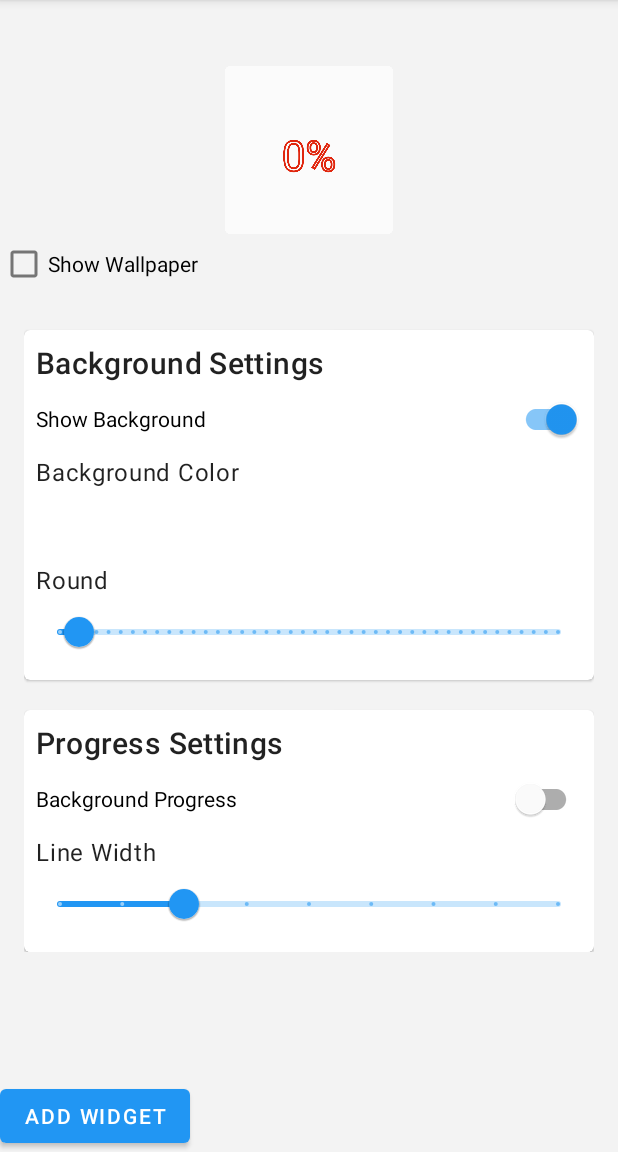
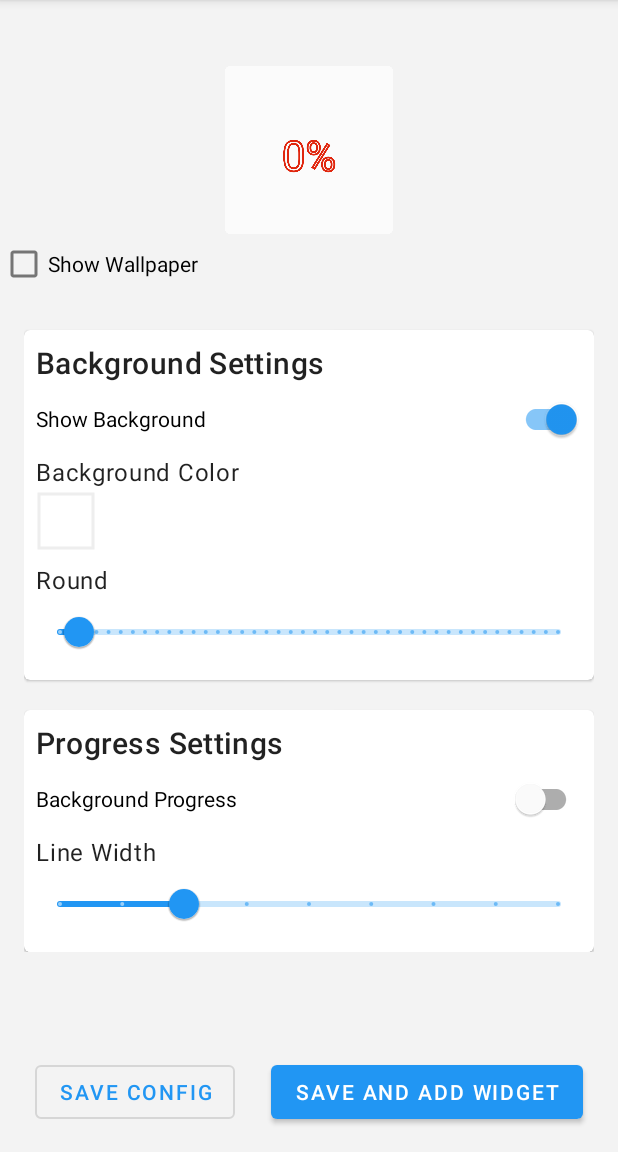
Before and after one commit to xckevin/AndroidBatteryWidget, an Android app: the screen it shows after launch (MainActivity), on a phone screen of 412 x 824 dp, the part 84-1236 px from its top. Run offline under Robolectric (Android 15) with nearby library versions, the phone set to English and light mode, and no system bars; libraries missing offline, so code that uses them is left out: com.alibaba.fastjson, com.flask.colorpicker; 5 statements that could not run were skipped.

Commit message:
save config

```diff
--- a/app/src/main/java/com/github/xckevin927/android/battery/widget/activity/MainActivity.java
+++ b/app/src/main/java/com/github/xckevin927/android/battery/widget/activity/MainActivity.java
@@ -1,15 +1,6 @@
 package com.github.xckevin927.android.battery.widget.activity;
 
-import androidx.activity.result.ActivityResultCallback;
-import androidx.activity.result.ActivityResultLauncher;
-import androidx.activity.result.contract.ActivityResultContracts;
-import androidx.annotation.NonNull;
-import androidx.appcompat.app.AppCompatActivity;
-import androidx.constraintlayout.widget.ConstraintLayout;
-import androidx.core.app.ActivityCompat;
-
 import android.Manifest;
-import android.annotation.SuppressLint;
 import android.app.PendingIntent;
 import android.app.WallpaperManager;
 import android.appwidget.AppWidgetManager;
@@ -18,16 +9,19 @@ import android.content.DialogInterface;
 import android.content.Intent;
 import android.content.pm.PackageManager;
 import android.graphics.Bitmap;
+import android.graphics.drawable.ColorDrawable;
 import android.graphics.drawable.Drawable;
 import android.net.Uri;
 import android.os.Build;
 import android.os.Bundle;
 import android.provider.Settings;
-import android.util.Size;
 import android.view.View;
-import android.view.ViewGroup;
-import android.widget.CompoundButton;
 import android.widget.ImageView;
+
+import androidx.activity.result.ActivityResultLauncher;
+import androidx.activity.result.contract.ActivityResultContracts;
+import androidx.appcompat.app.AppCompatActivity;
+import androidx.core.app.ActivityCompat;
 
 import com.flask.colorpicker.ColorPickerView;
 import com.flask.colorpicker.OnColorSelectedListener;
@@ -40,6 +34,7 @@ import com.github.xckevin927.android.battery.widget.service.WidgetUpdateService;
 import com.github.xckevin927.android.battery.widget.utils.BatteryUtil;
 import com.github.xckevin927.android.battery.widget.utils.BatteryWidgetPrefHelper;
 import com.github.xckevin927.android.battery.widget.utils.Utils;
+import com.google.android.material.button.MaterialButton;
 import com.google.android.material.checkbox.MaterialCheckBox;
 import com.google.android.material.slider.RangeSlider;
 import com.google.android.material.switchmaterial.SwitchMaterial;
@@ -60,12 +55,9 @@ public class MainActivity extends AppCompatActivity {
 
         widgetPref = BatteryWidgetPrefHelper.getBatteryWidgetPref(this);
 
-        wallpaperPermissionLauncher = registerForActivityResult(new ActivityResultContracts.RequestPermission(), new ActivityResultCallback<Boolean>() {
-            @Override
-            public void onActivityResult(Boolean result) {
-                if (result != null && result) {
-                    renderWallpaper();
-                }
+        wallpaperPermissionLauncher = registerForActivityResult(new ActivityResultContracts.RequestPermission(), result -> {
+            if (result != null && result) {
+                renderWallpaper();
             }
         });
 
@@ -84,6 +76,7 @@ public class MainActivity extends AppCompatActivity {
         setUpBatteryContent();
 
         MaterialCheckBox wallpaperCheckBox = findViewById(R.id.id_show_wallpaper_check_activity_main);
+        wallpaperCheckBox.setChecked(widgetPref.isShowWallpaper());
         wallpaperCheckBox.setOnCheckedChangeListener((buttonView, isChecked) -> {
             widgetPref.setShowWallpaper(isChecked);
             if (isChecked) {
@@ -92,45 +85,50 @@ public class MainActivity extends AppCompatActivity {
                 removeWallpaper();
             }
         });
-        wallpaperCheckBox.setChecked(widgetPref.isShowWallpaper());
 
         // background settings
         SwitchMaterial bgSwitch = findViewById(R.id.id_show_bg_switch__activity_main);
+        bgSwitch.setChecked(widgetPref.isShowBackground());
         bgSwitch.setOnCheckedChangeListener((buttonView, isChecked) -> {
             widgetPref.setShowBackground(isChecked);
             renderBatteryWidget();
         });
-        bgSwitch.setChecked(widgetPref.isShowBackground());
 
         bgColorIndicatorView = findViewById(R.id.id_bg_color_indicator_activity_main);
+        bgColorIndicatorView.setImageDrawable(new ColorDrawable(widgetPref.getBackgroundColor()));
         bgColorIndicatorView.setOnClickListener(v -> chooseColor());
-        bgColorIndicatorView.setBackgroundColor(widgetPref.getBackgroundColor());
 
         RangeSlider roundSlider = findViewById(R.id.id_round_slide__activity_main);
+        roundSlider.setValues((float)widgetPref.getRound());
         roundSlider.addOnChangeListener((slider, value, fromUser) -> {
             widgetPref.setRound((int) value);
             renderBatteryWidget();
         });
-        roundSlider.setValues((float)widgetPref.getRound());
 
         // progress settings
         SwitchMaterial bgProgressSwitch = findViewById(R.id.id_show_bg_progress_switch__activity_main);
+        bgProgressSwitch.setChecked(widgetPref.isShowBackgroundProgress());
         bgProgressSwitch.setOnCheckedChangeListener((buttonView, isChecked) -> {
             widgetPref.setShowBackgroundProgress(isChecked);
             renderBatteryWidget();
         });
-        bgProgressSwitch.setChecked(widgetPref.isShowBackgroundProgress());
 
         RangeSlider lineSlider = findViewById(R.id.id_stroke_slide_activity_main);
+        lineSlider.setValues((float) widgetPref.getLineWidth());
         lineSlider.addOnChangeListener((slider, value, fromUser) -> {
             widgetPref.setLineWidth((int) value);
             renderBatteryWidget();
         });
-        lineSlider.setValues((float) widgetPref.getLineWidth());
 
+        MaterialButton saveBtn = findViewById(R.id.save_pref);
+        saveBtn.setOnClickListener(v -> BatteryWidgetPrefHelper.saveBatteryWidgetPref(this, widgetPref));
 
-        findViewById(R.id.add_widget).setOnClickListener(v -> requestToPinWidget());
-
+        MaterialButton addBtn = findViewById(R.id.add_widget);
+        addBtn.setVisibility(Build.VERSION.SDK_INT >= Build.VERSION_CODES.O ? View.VISIBLE : View.INVISIBLE);
+        addBtn.setOnClickListener(v -> {
+            BatteryWidgetPrefHelper.saveBatteryWidgetPref(MainActivity.this, widgetPref);
+            requestToPinWidget();
+        });
     }
 
     private void setUpBatteryContent() {
@@ -214,8 +212,8 @@ public class MainActivity extends AppCompatActivity {
                 .setPositiveButton("OK", new ColorPickerClickListener() {
                     @Override
                     public void onClick(DialogInterface dialog, int selectedColor, Integer[] allColors) {
-                        bgColorIndicatorView.setBackgroundColor(selectedColor);
                         widgetPref.setBackgroundColor(selectedColor);
+                        bgColorIndicatorView.setImageDrawable(new ColorDrawable(widgetPref.getBackgroundColor()));
                         renderBatteryWidget();
                     }
                 })
--- a/app/src/main/res/layout/activity_main.xml
+++ b/app/src/main/res/layout/activity_main.xml
@@ -77,12 +77,14 @@
                         android:layout_height="wrap_content"
                         android:text="Background Color" />
 
-                    <ImageView
+                    <com.google.android.material.imageview.ShapeableImageView
                         android:id="@+id/id_bg_color_indicator_activity_main"
                         android:layout_width="40dp"
+                        android:padding="2dp"
+                        app:strokeColor="#eee"
+                        app:strokeWidth="2dp"
                         android:layout_height="40dp"
-                        android:layout_marginTop="2dp"
-                        android:background="@color/light_blue_900" />
+                        android:layout_marginTop="2dp"/>
 
                     <com.google.android.material.textview.MaterialTextView
                         style="@style/TextAppearance.MaterialComponents.Body1"
@@ -149,13 +151,34 @@
         </androidx.appcompat.widget.LinearLayoutCompat>
     </ScrollView>
 
+    <androidx.constraintlayout.widget.ConstraintLayout
+        android:layout_width="match_parent"
+        android:layout_height="wrap_content"
+        android:paddingTop="4dp"
+        android:paddingBottom="16dp">
 
-    <Button
-        android:id="@+id/add_widget"
-        android:layout_width="wrap_content"
-        android:layout_height="wrap_content"
-        android:text="Add Widget"
-        app:layout_constraintEnd_toEndOf="parent"
-        app:layout_constraintStart_toStartOf="parent"
-        app:layout_constraintTop_toBottomOf="@id/battery_container" />
+        <com.google.android.material.button.MaterialButton
+            android:id="@+id/save_pref"
+            style="@style/Widget.MaterialComponents.Button.OutlinedButton"
+            android:layout_width="wrap_content"
+            android:layout_height="wrap_content"
+            android:text="Save Config"
+            app:layout_constraintEnd_toStartOf="@id/add_widget"
+            app:layout_constraintHorizontal_chainStyle="spread"
+            app:layout_constraintStart_toStartOf="parent"
+            app:layout_constraintTop_toTopOf="parent" />
+
+        <com.google.android.material.button.MaterialButton
+            android:id="@+id/add_widget"
+            android:layout_width="wrap_content"
+            android:layout_height="wrap_content"
+            android:text="Save And Add Widget"
+            app:layout_constraintEnd_toEndOf="parent"
+            app:layout_constraintHorizontal_chainStyle="spread"
+            app:layout_constraintStart_toEndOf="@id/save_pref"
+            app:layout_constraintTop_toTopOf="parent" />
+
+    </androidx.constraintlayout.widget.ConstraintLayout>
+
+
 </androidx.appcompat.widget.LinearLayoutCompat>
```
